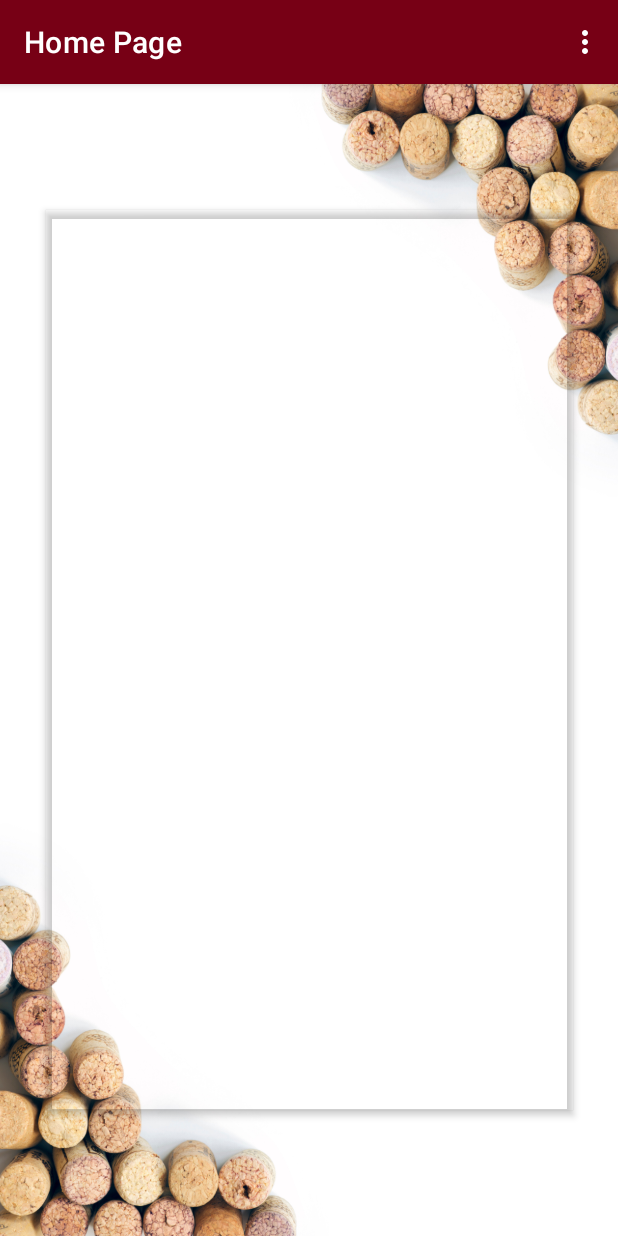
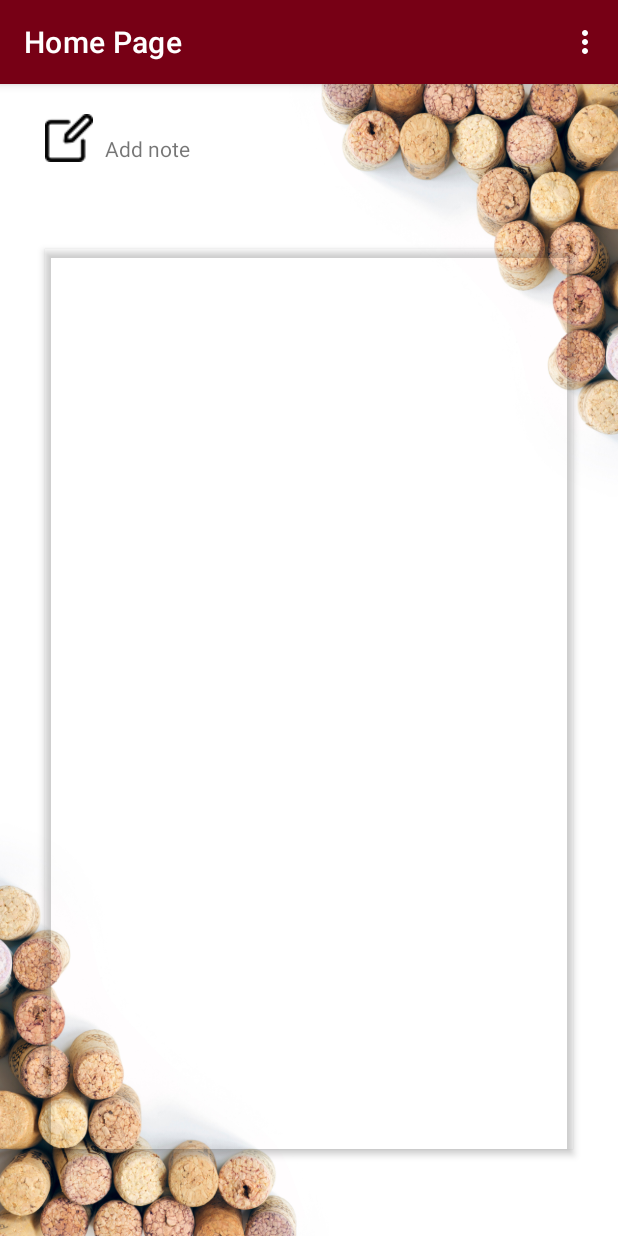
Before and after one commit to Tryden12/WineNotes, an Android app: the screen it shows after launch (MainActivity), on a phone screen of 412 x 824 dp. Run offline under Robolectric (Android 15) with nearby library versions, the phone set to English and light mode, and no system bars; our stand-ins replace Room's generated code.

Commit message:
added create icon, imagebutton

```diff
--- a/app/src/main/java/com/tryden12/winenotes/MainActivity.kt
+++ b/app/src/main/java/com/tryden12/winenotes/MainActivity.kt
@@ -124,7 +124,7 @@ class MainActivity : AppCompatActivity() {
             withContext(Dispatchers.Main) {
                 notes.clear()
                 notes.addAll(results)
-                    adapter.notifyDataSetChanged()
+                adapter.notifyDataSetChanged()
             }
         }
 
--- a/app/src/main/res/layout/activity_main.xml
+++ b/app/src/main/res/layout/activity_main.xml
@@ -9,10 +9,10 @@
 
     <androidx.recyclerview.widget.RecyclerView
         android:id="@+id/myrecyclerview"
-        android:layout_width="351dp"
+        android:layout_width="0dp"
         android:layout_height="600dp"
         android:layout_marginStart="30dp"
-        android:layout_marginTop="25dp"
+        android:layout_marginTop="24dp"
         android:layout_marginEnd="30dp"
         android:layout_marginBottom="25dp"
         android:background="@null"
@@ -20,6 +20,28 @@
         android:outlineProvider="bounds"
         app:layout_constraintBottom_toBottomOf="parent"
         app:layout_constraintEnd_toEndOf="parent"
+        app:layout_constraintHorizontal_bias="0.0"
         app:layout_constraintStart_toStartOf="parent"
+        app:layout_constraintTop_toBottomOf="@+id/textView" />
+
+    <ImageButton
+        android:id="@+id/imageButton2"
+        android:layout_width="wrap_content"
+        android:layout_height="wrap_content"
+        android:layout_marginStart="30dp"
+        android:layout_marginTop="20dp"
+        android:background="@null"
+        app:layout_constraintStart_toStartOf="parent"
+        app:layout_constraintTop_toTopOf="parent"
+        app:srcCompat="@drawable/writing" />
+
+    <TextView
+        android:id="@+id/textView"
+        android:layout_width="wrap_content"
+        android:layout_height="wrap_content"
+        android:layout_marginStart="8dp"
+        android:layout_marginTop="33dp"
+        android:text="@string/add_note"
+        app:layout_constraintStart_toEndOf="@+id/imageButton2"
         app:layout_constraintTop_toTopOf="parent" />
 </androidx.constraintlayout.widget.ConstraintLayout>
```
Also changed, not shown: app/src/main/res/drawable/writing.png (added).
